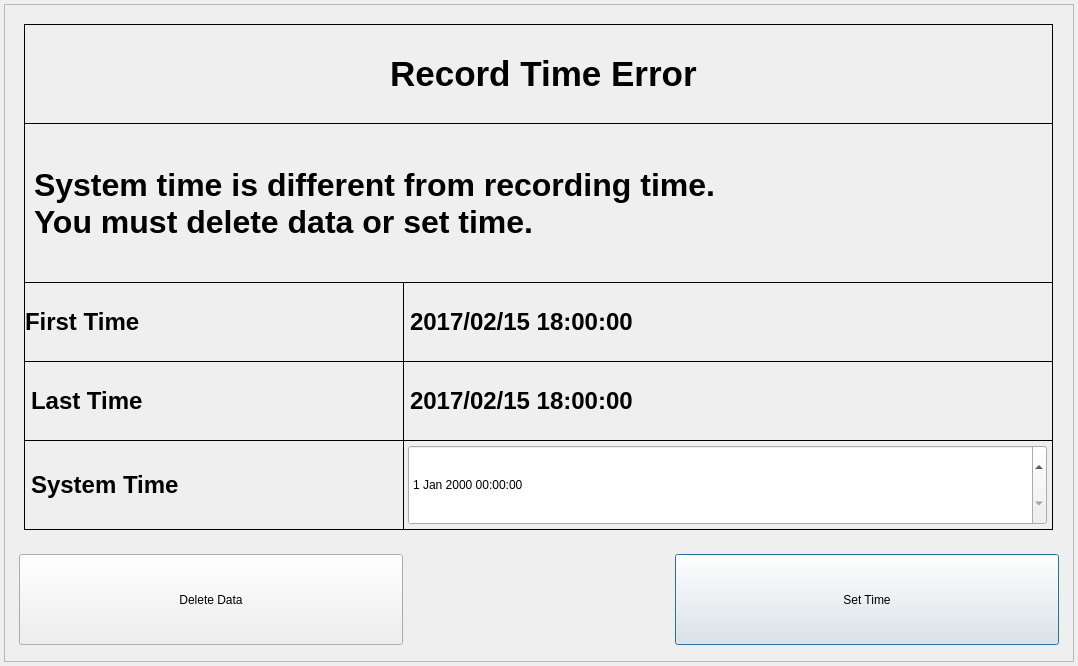
Above: gui/mainwidget/src/firstcheck/timesetdialog.ui from yjsin-emastec/neptune before the change. Below: the same form after it.
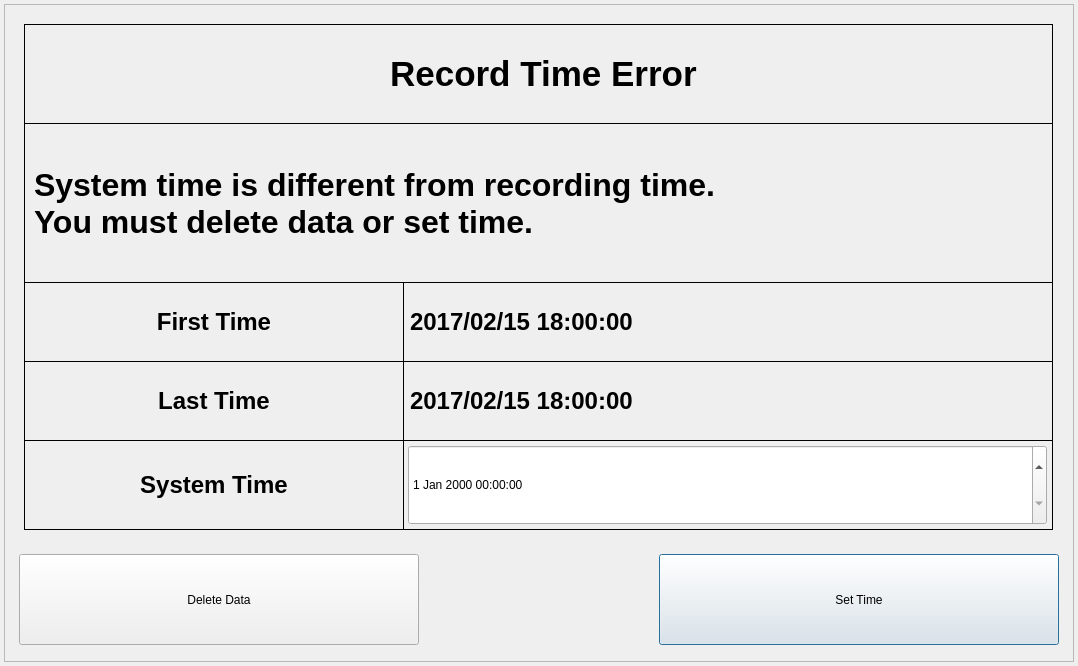
That is the form after the change.

Diff of the .ui file:
```diff
--- a/gui/mainwidget/src/firstcheck/timesetdialog.ui
+++ b/gui/mainwidget/src/firstcheck/timesetdialog.ui
@@ -60,9 +60,9 @@
    <widget class="QPushButton" name="buttonSetTime">
     <property name="geometry">
      <rect>
-      <x>671</x>
+      <x>655</x>
       <y>550</y>
-      <width>384</width>
+      <width>400</width>
       <height>91</height>
      </rect>
     </property>
@@ -142,6 +142,9 @@
     <property name="text">
      <string>Last Time</string>
     </property>
+    <property name="alignment">
+     <set>Qt::AlignCenter</set>
+    </property>
    </widget>
    <widget class="QLabel" name="labelFirstTime1">
     <property name="geometry">
@@ -166,7 +169,7 @@
      <string>First Time</string>
     </property>
     <property name="alignment">
-     <set>Qt::AlignJustify|Qt::AlignVCenter</set>
+     <set>Qt::AlignCenter</set>
     </property>
    </widget>
    <widget class="QLabel" name="labelFirstTime2">
@@ -237,13 +240,16 @@
     <property name="text">
      <string>System Time</string>
     </property>
+    <property name="alignment">
+     <set>Qt::AlignCenter</set>
+    </property>
    </widget>
    <widget class="QPushButton" name="buttonDeleteData">
     <property name="geometry">
      <rect>
       <x>15</x>
       <y>550</y>
-      <width>384</width>
+      <width>400</width>
       <height>91</height>
      </rect>
     </property>
```
